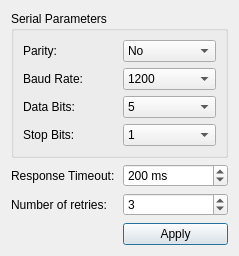
This is code/client/vfdsettingsdialog.ui in ngocminhdao88/Zylinderkopfpruefstand as Qt 5 draws it before an edit. The edited form follows.
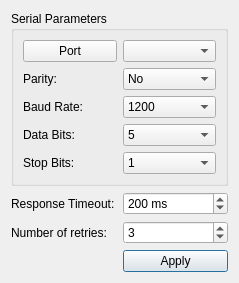
This is the edited form.

Commit message: implemented the connect() and config() in unico vfd class. Removed duplicated code in mainwindow class

What changed in the file:
```diff
--- a/code/client/vfdsettingsdialog.ui
+++ b/code/client/vfdsettingsdialog.ui
@@ -69,14 +69,45 @@
       <string>Serial Parameters</string>
      </property>
      <layout class="QGridLayout" name="gridLayout_2">
-      <item row="0" column="0">
+      <item row="2" column="0">
+       <widget class="QLabel" name="label_3">
+        <property name="text">
+         <string>Baud Rate:</string>
+        </property>
+       </widget>
+      </item>
+      <item row="3" column="1">
+       <widget class="QComboBox" name="dataBitsCombo">
+        <item>
+         <property name="text">
+          <string>5</string>
+         </property>
+        </item>
+        <item>
+         <property name="text">
+          <string>6</string>
+         </property>
+        </item>
+        <item>
+         <property name="text">
+          <string>7</string>
+         </property>
+        </item>
+        <item>
+         <property name="text">
+          <string>8</string>
+         </property>
+        </item>
+       </widget>
+      </item>
+      <item row="1" column="0">
        <widget class="QLabel" name="label_2">
         <property name="text">
          <string>Parity:</string>
         </property>
        </widget>
       </item>
-      <item row="0" column="1">
+      <item row="1" column="1">
        <widget class="QComboBox" name="parityCombo">
         <item>
          <property name="text">
@@ -105,14 +136,21 @@
         </item>
        </widget>
       </item>
-      <item row="1" column="0">
-       <widget class="QLabel" name="label_3">
+      <item row="3" column="0">
+       <widget class="QLabel" name="label_4">
         <property name="text">
-         <string>Baud Rate:</string>
+         <string>Data Bits:</string>
         </property>
        </widget>
       </item>
-      <item row="1" column="1">
+      <item row="4" column="0">
+       <widget class="QLabel" name="label_5">
+        <property name="text">
+         <string>Stop Bits:</string>
+        </property>
+       </widget>
+      </item>
+      <item row="2" column="1">
        <widget class="QComboBox" name="baudCombo">
         <item>
          <property name="text">
@@ -156,45 +194,7 @@
         </item>
        </widget>
       </item>
-      <item row="2" column="0">
-       <widget class="QLabel" name="label_4">
-        <property name="text">
-         <string>Data Bits:</string>
-        </property>
-       </widget>
-      </item>
-      <item row="2" column="1">
-       <widget class="QComboBox" name="dataBitsCombo">
-        <item>
-         <property name="text">
-          <string>5</string>
-         </property>
-        </item>
-        <item>
-         <property name="text">
-          <string>6</string>
-         </property>
-        </item>
-        <item>
-         <property name="text">
-          <string>7</string>
-         </property>
-        </item>
-        <item>
-         <property name="text">
-          <string>8</string>
-         </property>
-        </item>
-       </widget>
-      </item>
-      <item row="3" column="0">
-       <widget class="QLabel" name="label_5">
-        <property name="text">
-         <string>Stop Bits:</string>
-        </property>
-       </widget>
-      </item>
-      <item row="3" column="1">
+      <item row="4" column="1">
        <widget class="QComboBox" name="stopBitsCombo">
         <item>
          <property name="text">
@@ -213,6 +213,16 @@
         </item>
        </widget>
       </item>
+      <item row="0" column="1">
+       <widget class="QComboBox" name="portCombo"/>
+      </item>
+      <item row="0" column="0">
+       <widget class="QPushButton" name="portButton">
+        <property name="text">
+         <string>Port</string>
+        </property>
+       </widget>
+      </item>
      </layout>
     </widget>
    </item>
```
The commit also changes 72 other files.
